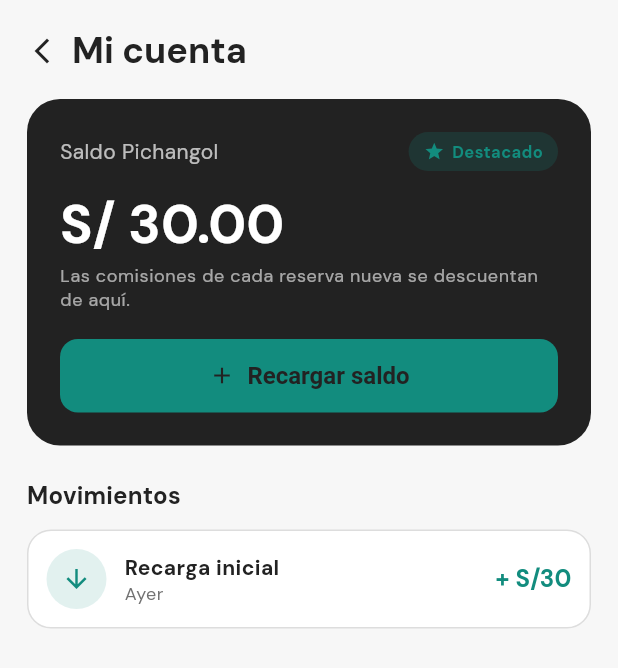
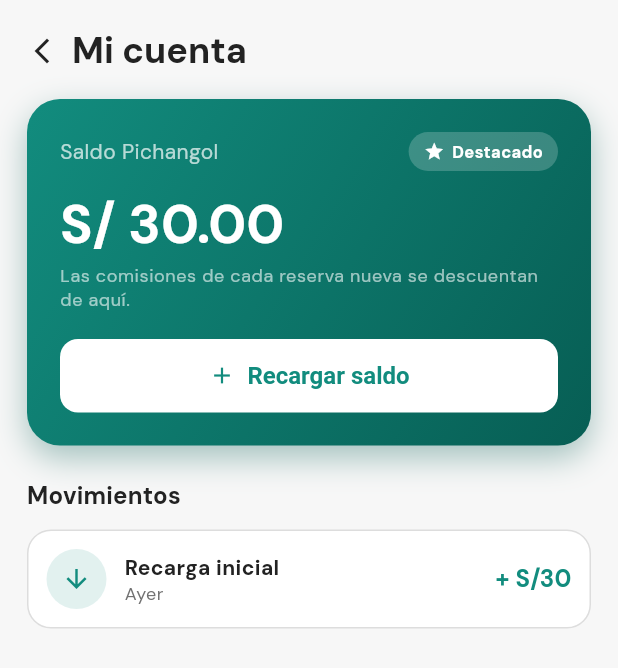
Before and after one commit to dcalagua/canchas-app-lima, a Flutter app: the CuentaScreen screen opened directly, on a phone screen of 412 x 824 dp. Shown: the top 668 px of the screen. Run offline on Flutter 3.47's test engine with Material 3 defaults, Android fonts, the phone set to English and light mode, and no system bars; our stand-ins replace font_awesome_flutter, geocoding, geolocator, google_fonts, google_maps_flutter, google_sign_in and 3 more; accounts and stored records are empty.

Commit message:
Mi cuenta: tarjeta verde WhatsApp + historial de movimientos del backend
UI: la tarjeta de saldo deja el fondo negro y pasa a un degradado verde
WhatsApp (#128C7E→#075E54) con botón blanco de texto verde, chip "Destacado"
en blanco translúcido.

Movimientos: antes el historial vivía SOLO en el teléfono (SharedPreferences),
así que al reinstalar el APK se perdía y quedaba solo la "Recarga inicial" de
demo, aunque el saldo (autoritativo en el backend) mostrara más. Ahora el
backend expone GET /pagos/movimientos/{dueno_id} (recargas aprobadas, recientes
primero) usando el libro de pagos que ya guardaba, y la app lo trae en
sincronizarSaldo para reemplazar el historial local. Así los movimientos
sobreviven a reinstalar. +2 tests de backend (104 pasan).

Co-Authored-By: Claude Opus 4.8 (1M context) <noreply@anthropic.com>
Claude-Session: https://claude.ai/code/session_017fg7ijXuZRX6jvFjZELf83

```diff
--- a/lib/screens/cuenta_screen.dart
+++ b/lib/screens/cuenta_screen.dart
@@ -146,8 +146,19 @@ class _TarjetaSaldo extends StatelessWidget {
     return Container(
       padding: const EdgeInsets.all(22),
       decoration: BoxDecoration(
-        color: tinta,
+        // Degradado verde WhatsApp (antes era negro): look más cálido y de marca.
+        gradient: const LinearGradient(
+          begin: Alignment.topLeft,
+          end: Alignment.bottomRight,
+          colors: [Color(0xFF128C7E), Color(0xFF075E54)],
+        ),
         borderRadius: BorderRadius.circular(22),
+        boxShadow: [
+          BoxShadow(
+              color: const Color(0xFF075E54).withOpacity(0.35),
+              blurRadius: 18,
+              offset: const Offset(0, 8)),
+        ],
       ),
       child: Column(
         crossAxisAlignment: CrossAxisAlignment.start,
@@ -161,19 +172,18 @@ class _TarjetaSaldo extends StatelessWidget {
                 padding:
                     const EdgeInsets.symmetric(horizontal: 10, vertical: 5),
                 decoration: BoxDecoration(
-                  color: (destacado ? lima : Colors.white24).withOpacity(
-                      destacado ? 0.18 : 1),
+                  color: Colors.white.withOpacity(destacado ? 0.20 : 0.12),
                   borderRadius: BorderRadius.circular(999),
                 ),
                 child: Row(
                   mainAxisSize: MainAxisSize.min,
                   children: [
                     Icon(destacado ? Icons.star : Icons.pause_circle_filled,
-                        color: destacado ? lima : Colors.white, size: 14),
+                        color: Colors.white, size: 14),
                     const SizedBox(width: 5),
                     Text(destacado ? 'Destacado' : 'Pausado',
-                        style: TextStyle(
-                            color: destacado ? lima : Colors.white,
+                        style: const TextStyle(
+                            color: Colors.white,
                             fontSize: 11,
                             fontWeight: FontWeight.w700)),
                   ],
@@ -193,8 +203,8 @@ class _TarjetaSaldo extends StatelessWidget {
             width: double.infinity,
             child: FilledButton.icon(
               style: FilledButton.styleFrom(
-                backgroundColor: lima,
-                foregroundColor: pinoOscuro,
+                backgroundColor: Colors.white,
+                foregroundColor: lima,
                 padding: const EdgeInsets.symmetric(vertical: 15),
               ),
               onPressed: onRecargar,
```
Also changed, not shown: lib/services/pagos_service.dart (+18 -0 lines), lib/state/app_state.dart (+39 -4 lines), 2 other files.
